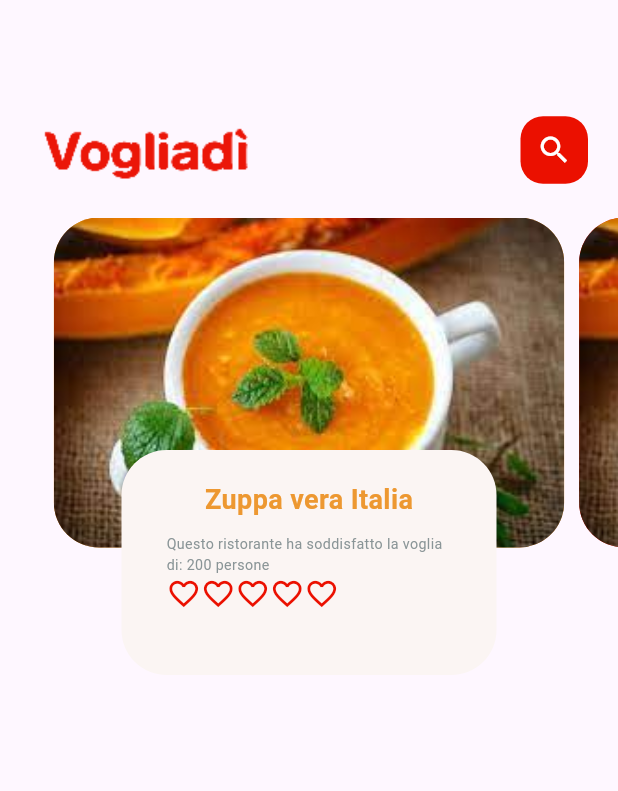
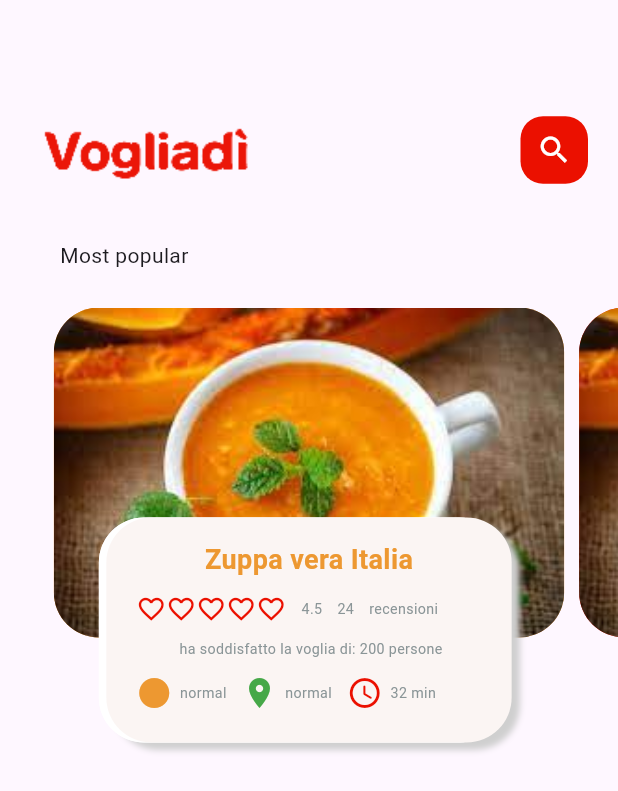
Before and after one commit to auri9945/vogliadifood, a Flutter app: the screen it shows after launch, on a phone screen of 412 x 824 dp. Shown: the top 791 px of the screen. Run offline on Flutter 3.47's test engine with Material 3 defaults, Android fonts, the phone set to English and light mode, and no system bars.

```diff
--- a/lib/home/food_scroll.dart
+++ b/lib/home/food_scroll.dart
@@ -1,8 +1,12 @@
+
 import 'package:flutter/cupertino.dart';
 import 'package:flutter/material.dart';
 import 'package:vogliadifood/utils/colors.dart';
+import 'package:vogliadifood/widgets/Icon_and_text_widget_dart.dart';
 import 'package:vogliadifood/widgets/big_text.dart';
 import 'package:vogliadifood/widgets/small_text.dart';
+
+
 
 class FoodScroll extends StatefulWidget {
   const FoodScroll({Key? key}) : super(key: key);
@@ -11,8 +15,12 @@ class FoodScroll extends StatefulWidget {
   _FoodScrollState createState() => _FoodScrollState();
 }
 
+
+
 class _FoodScrollState extends State<FoodScroll> {
   PageController pageController = PageController(viewportFraction: 0.85);
+
+
   @override
   Widget build(BuildContext context) {
     return Container(
@@ -22,9 +30,7 @@ class _FoodScrollState extends State<FoodScroll> {
         itemCount: 3,//per pagine di scroll
         itemBuilder: (context, position){
           return _buildPageItem(position);
-
         }),
-
     );
   }
   Widget _buildPageItem(int index) {
@@ -45,33 +51,78 @@ class _FoodScrollState extends State<FoodScroll> {
            alignment: Alignment.bottomCenter,
            child: Container(
               height: 150,
-              margin: EdgeInsets.only(left:40, right: 40, bottom: 15),
+              margin: EdgeInsets.only(left:40, right: 40, bottom: 30),
               decoration: BoxDecoration(
                   borderRadius: BorderRadius.circular(30),
                   color: AppColors.Sfondo,
+                boxShadow: [
+                  BoxShadow(
+                    color: Color(0xFFCFCFCF),
+                    blurRadius: 3.0,
+                    offset: Offset(5, 5),
+                  ),
+                  BoxShadow(
+                    color: Colors.white,
+                    offset: Offset(-5, 0),
+                  ),
+                  BoxShadow(
+                    color: Colors.white,
+                    offset: Offset(-5, 0),
+                  ),
+                ]
 
 
     ),
            child: Container(
-             width: 250,
-             padding: EdgeInsets.only(top:20, left:30, right: 30),
+             width: 300,
+             alignment: Alignment.center,
+             padding: EdgeInsets.only(top:15, left:20, right: 20),
              child: Column(
+               crossAxisAlignment: CrossAxisAlignment.center,
                children: [
                  BigText(text: "Zuppa vera Italia"),
-                   SizedBox(height: 10,
-                   ),
+                   SizedBox(height: 10,),
 
-                 SmallText(text:'Questo ristorante ha soddisfatto la voglia di: 200 persone'),
 
                  Row(
                    children: [
                      Wrap(
-                       children: List.generate(5, (index) => Icon(Icons.favorite_border_outlined, color: AppColors.Rosso, size: 23,))
-                     )
+                       children: List.generate(5, (index) { return Icon(Icons.favorite_border_outlined, color: AppColors.Rosso, size: 20,);})
+                     ),
+                     SizedBox(width: 10,),
+                     SmallText(text: "4.5"),
+                     SizedBox(width: 10,),
+                     SmallText(text: "24"),
+                     SizedBox(width: 10,),
+                     SmallText(text: "recensioni"),
+                   ],),
+
+                 // possiamo rimetterlo sotto Bixtext è solo una prova
+                 SizedBox(height: 10,),
+                 SmallText(text:' ha soddisfatto la voglia di: 200 persone'),
+                 SizedBox(height: 10,),
+                 Row(
+                   children: [
+                     IconAndTextWidget(
+                         icon: Icons.circle_sharp,
+                         text: "normal",
+                         iconColor: AppColors.Orange),
+                     SizedBox(width: 10,),
+                     IconAndTextWidget(
+                         icon: Icons.location_on,
+                         text: "normal",
+                         iconColor: AppColors.location),
+                     SizedBox(width: 10,),
+                     IconAndTextWidget(
+                         icon: Icons.access_time_rounded,
+                         text: "32 min",
+                         iconColor: AppColors.Rosso),
                    ],
-                 )
+                 ),
+
                ],
-             ),)
+             ),),
+
            ),
 
          ),
--- a/lib/home/main_food.dart
+++ b/lib/home/main_food.dart
@@ -4,6 +4,7 @@ import 'package:flutter/cupertino.dart';
 import 'package:flutter/material.dart';
 import 'package:vogliadifood/home/food_scroll.dart';
 import 'package:vogliadifood/utils/colors.dart';
+import 'package:vogliadifood/widgets/big_text.dart';
 
 class MainFood extends StatefulWidget {
   const MainFood({Key? key}) : super(key: key);
@@ -47,7 +48,19 @@ class _MainFoodState extends State<MainFood> {
       ),
     ),
     ),
-    FoodScroll(),
+    Container(
+      margin: EdgeInsets.only(left:40, right: 40, bottom: 10),
+      child: Column(
+        children: [
+          Row(
+            children: [
+              Text("Most popular"),
+              SizedBox(height: 50,)
+            ],
+          ),
+        ],),
+    ),
+         FoodScroll(),
        ],
       ),
     );
--- a/lib/utils/colors.dart
+++ b/lib/utils/colors.dart
@@ -7,6 +7,7 @@ class AppColors{
   static final Color Text = const Color(0xFF08090E);
   static final Color Sfondo = const Color(0xFFFBF5F3);
   static final Color Grigio = const Color(0xFF8A9597);
+  static final Color location = const Color(0xFF46A848);
 
   // static final Color iconColor1 = const Color();
   // static final Color iconColor = const Color();
--- /dev/null
+++ b/lib/widgets/Icon_and_text_widget_dart.dart
@@ -0,0 +1,25 @@
+// testo riutilizzabile da inserire nei vari ristoranti
+
+import 'package:flutter/cupertino.dart';
+import 'package:vogliadifood/widgets/small_text.dart';
+
+class IconAndTextWidget extends StatelessWidget {
+  final IconData icon;
+  final String text;
+  final Color iconColor;
+  const IconAndTextWidget({Key? Key,
+    required this.icon,
+    required this.text,
+    required this.iconColor }) : super(key: Key);
+
+  @override
+  Widget build(BuildContext context) {
+    return Row(
+      children: [
+        Icon(icon, color: iconColor,),
+        SizedBox(width: 5,),
+        SmallText(text: text,),
+      ],
+    );
+  }
+}
```
Also changed, not shown: pubspec.lock.
